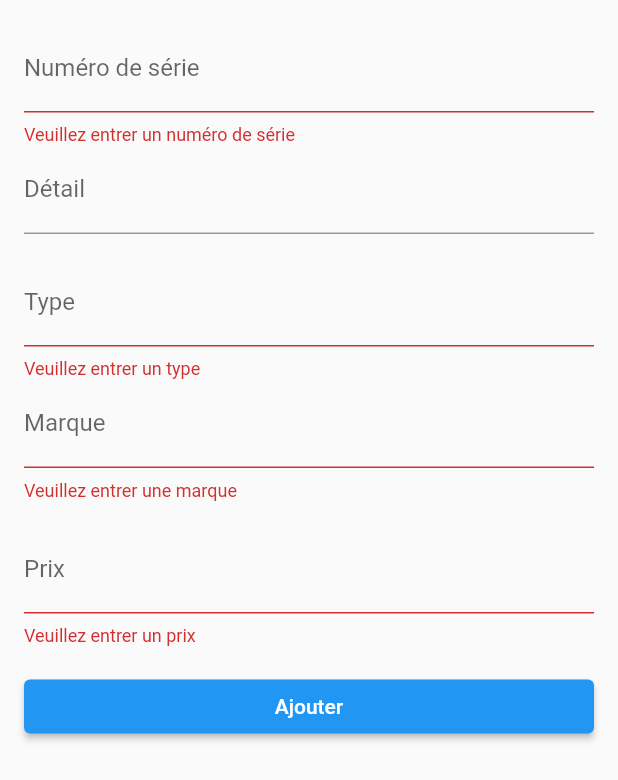
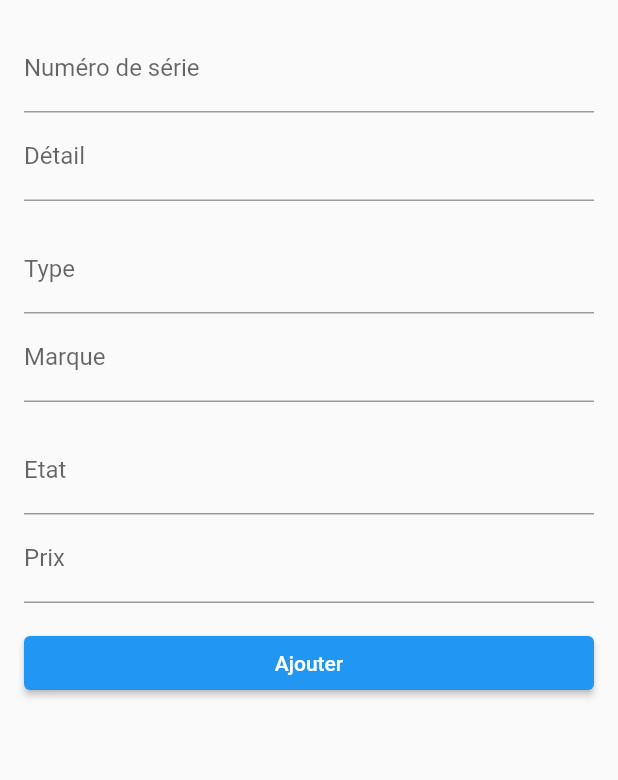
Before and after one commit to Olacgk/my_shop, a Flutter app: the AddProductPage screen opened directly, after a tap on "Ajouter", on a phone screen of 412 x 824 dp. Shown: the top 780 px of the screen. Run offline on Flutter 3.47's test engine with Material 2 defaults, Android fonts, the light colour scheme and no system bars; our stand-ins replace data_table_2.

Commit message:
adding product done

```diff
--- a/test_commerce_app/lib/screens/product_add_form.dart
+++ b/test_commerce_app/lib/screens/product_add_form.dart
@@ -16,6 +16,7 @@ class _AddProductPageState extends State<AddProductPage> {
   TextEditingController _priceController = TextEditingController();
   TextEditingController _typeController = TextEditingController();
   TextEditingController _marqueController = TextEditingController();
+  TextEditingController _etatController = TextEditingController();
 
 
   @override
@@ -25,6 +26,7 @@ class _AddProductPageState extends State<AddProductPage> {
     _priceController.dispose();
     _marqueController.dispose();
     _typeController.dispose();
+    _etatController.dispose();
     super.dispose();
   }
 
@@ -32,13 +34,17 @@ class _AddProductPageState extends State<AddProductPage> {
     if (_formKey.currentState!.validate()) {
       final response = await http.post(
         Uri.parse('http://localhost:5000/api/produit/new-product'),
-        body: {
-          'serialNumber': _serialNumberController.text,
+        headers: <String, String>{
+          'Content-Type': 'application/json; charset=UTF-8',
+        },
+        body: jsonEncode(<String, String> {
+          'numSerie': _serialNumberController.text,
           'marque': _marqueController.text,
           'type': _typeController.text,
           'detail': _detailController.text,
           'price': _priceController.text,
-        },
+          'etat': _etatController.text
+        },)
       );
       if (response.statusCode == 200) {
         showDialog(
@@ -132,6 +138,18 @@ class _AddProductPageState extends State<AddProductPage> {
               ),
               SizedBox(height: 16.0),
               TextFormField(
+                controller: _etatController,
+                keyboardType: TextInputType.text,
+                decoration: InputDecoration(labelText: 'Etat'),
+                validator: (value) {
+                  if (value == null || value.isEmpty) {
+                    return 'Veuillez entrer un état';
+                  }
+                  return null;
+                },
+              ),
+              const Spacer(),
+              TextFormField(
                 controller: _priceController,
                 keyboardType: TextInputType.number,
                 decoration: InputDecoration(labelText: 'Prix'),
@@ -144,7 +162,10 @@ class _AddProductPageState extends State<AddProductPage> {
               ),
               SizedBox(height: 16.0),
               ElevatedButton(
-                onPressed: _submitForm,
+                onPressed: (){
+                  _submitForm();
+                  _formKey.currentState?.reset();
+                },
                 child: Text('Ajouter'),
               ),
             ],
```
